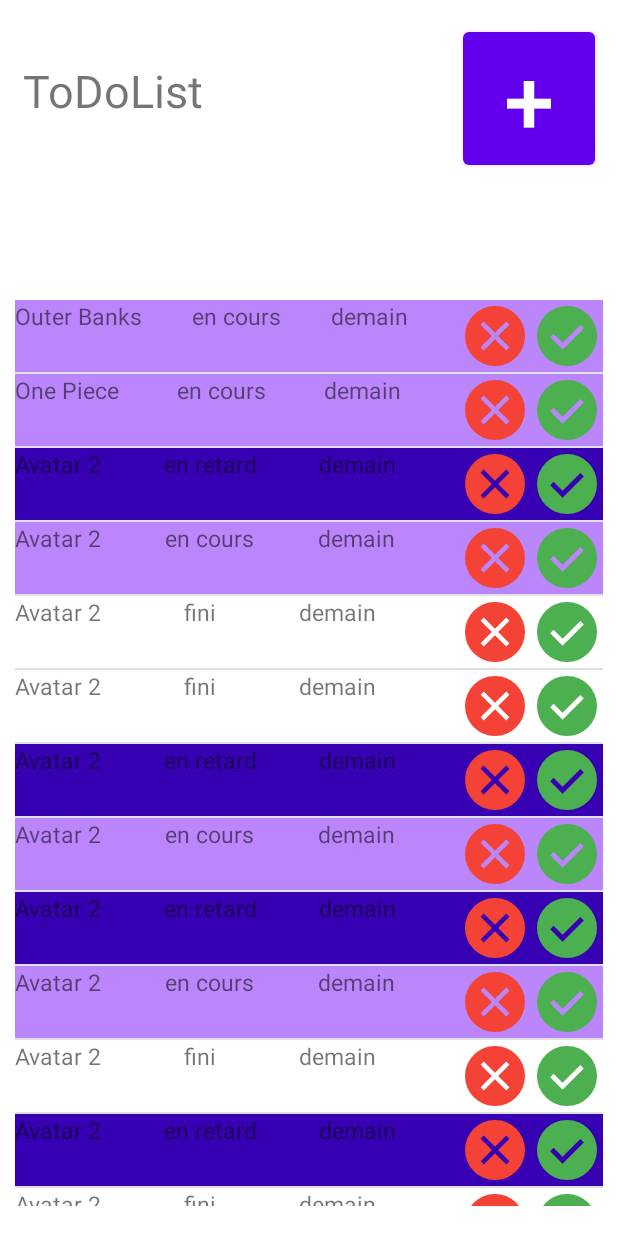
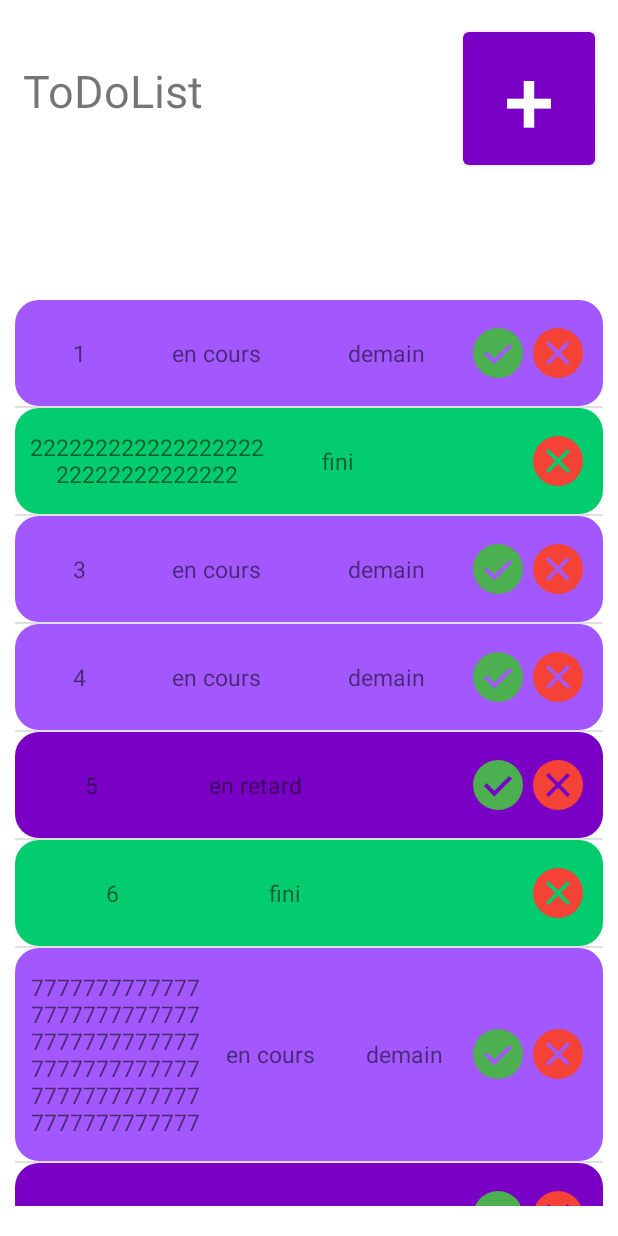
Before and after one commit to YlianF/ToDoList, an Android app: the screen it shows after launch (MainActivity), on a phone screen of 412 x 824 dp. Run offline under Robolectric (Android 15) with nearby library versions, the phone set to English and light mode, and no system bars.

Commit message:
task colors finished

```diff
--- a/app/src/main/java/com/example/todolist/MainActivity.kt
+++ b/app/src/main/java/com/example/todolist/MainActivity.kt
@@ -3,10 +3,8 @@ package com.example.todolist
 import android.content.Intent
 import androidx.appcompat.app.AppCompatActivity
 import android.os.Bundle
-import android.widget.ArrayAdapter
 import android.widget.Button
 import android.widget.ListView
-import java.util.*
 
 class MainActivity : AppCompatActivity() {
     override fun onCreate(savedInstanceState: Bundle?) {
@@ -16,36 +14,25 @@ class MainActivity : AppCompatActivity() {
         val btn: Button = findViewById(R.id.addButton)
         val laListView : ListView = findViewById(R.id.layoutListV)
 
-        btn.setOnClickListener() {
+        btn.setOnClickListener {
             val intent = Intent(this@MainActivity, AddTask::class.java)
             startActivity(intent)
         }
 
-        val TaskArray = arrayListOf<Task>(
-            Task("Outer Banks","en cours", "demain"),
-            Task("One Piece","en cours", "demain"),
-            Task("Avatar 2","en retard", "demain"),
-            Task("Avatar 2","en cours", "demain"),
-            Task("Avatar 2","fini", "demain"),
-            Task("Avatar 2","fini", "demain"),
-            Task("Avatar 2","en retard", "demain"),
-            Task("Avatar 2","en cours", "demain"),
-            Task("Avatar 2","en retard", "demain"),
-            Task("Avatar 2","en cours", "demain"),
-            Task("Avatar 2","fini", "demain"),
-            Task("Avatar 2","en retard", "demain"),
-            Task("Avatar 2","fini", "demain"),
-            Task("le titre est beaucoup trop long la lorem ipsum dorime iterimo dorime","en cours", "demain"),
-            Task("Avatar 2","en cours", "demain"),
-            Task("Avatar 2","en retard", "demain"),
-            Task("Avatar 2","fini", "demain"),
-            Task("faire la vaisselle","en cours", "demain"),
-            Task("faire le tp de virtualisation","en retard", "demain"),
-            Task("faire le ménage","en cours", "demain"),
-            Task("Avatar 2","en cours", "demain"),
-            Task("Avatar 2","fini", "demain"))
+        val taskArray = arrayListOf(
+            Task("1","en cours", "demain"),
+            Task("22222222222222222222222222222222","fini", "demain"),
+            Task("3","en cours", "demain"),
+            Task("4","en cours", "demain"),
+            Task("5","en retard", "demain"),
+            Task("6","fini", "demain"),
+            Task("777777777777777777777777777777777777777777777777777777777777777777777777777777","en cours", "demain"),
+            Task("8","en retard", "demain"),
+            Task("9","en cours", "demain"),
+            Task("10","en cours", "demain"),
+            Task("11","fini", "demain"))
 
-        val adapter = TaskAdapter(TaskArray, this)
+        val adapter = TaskAdapter(taskArray, this)
 
         laListView.adapter = adapter
     }
--- a/app/src/main/java/com/example/todolist/Task.kt
+++ b/app/src/main/java/com/example/todolist/Task.kt
@@ -1,9 +1,7 @@
 package com.example.todolist
-
-import java.util.Date
 
 class Task (
     val title : String,
     val state : String,
-    val deadline : String
+    var deadline : String
     )
--- a/app/src/main/java/com/example/todolist/TaskAdapter.kt
+++ b/app/src/main/java/com/example/todolist/TaskAdapter.kt
@@ -5,6 +5,7 @@ import android.view.LayoutInflater
 import android.view.View
 import android.view.ViewGroup
 import android.widget.*
+import androidx.appcompat.widget.AppCompatImageButton
 import androidx.core.content.ContextCompat
 
 class TaskAdapter(items:ArrayList<Task>, ctx: Context) :
@@ -12,13 +13,13 @@ class TaskAdapter(items:ArrayList<Task>, ctx: Context) :
 
     //view holder is used to prevent findViewBy calls
     private class TaskItemViewHolder {
-        internal var title: TextView? = null
-        internal var state: TextView? = null
-        internal var deadline: TextView? = null
+        var title: TextView? = null
+        var state: TextView? = null
+        var deadline: TextView? = null
     }
 
     override fun getView(i: Int, view : View?, viewGroup: ViewGroup): View {
-        var view = view
+        var view: View? = view
 
         val viewHolder: TaskItemViewHolder
 
@@ -27,9 +28,9 @@ class TaskAdapter(items:ArrayList<Task>, ctx: Context) :
             view = inflater.inflate(R.layout.list_item_recipe,viewGroup, false)
 
             viewHolder = TaskItemViewHolder()
-            viewHolder.title = view!!.findViewById<View>(R.id.title) as TextView
-            viewHolder.state = view!!.findViewById<View>(R.id.state) as TextView
-            viewHolder.deadline = view!!.findViewById<View>(R.id.deadline) as TextView
+            viewHolder.title = view.findViewById<View>(R.id.title) as TextView
+            viewHolder.state = view.findViewById<View>(R.id.state) as TextView
+            viewHolder.deadline = view.findViewById<View>(R.id.deadline) as TextView
 
 
         } else {
@@ -38,29 +39,33 @@ class TaskAdapter(items:ArrayList<Task>, ctx: Context) :
         }
 
         val task = getItem(i)
-        viewHolder.title!!.text = task!!.title
-        viewHolder.state!!.text = task!!.state
-        viewHolder.deadline!!.text = task!!.deadline
 
+        val layoutItem : LinearLayout = view!!.findViewById(R.id.layoutItem)
+        val btnCheck : AppCompatImageButton = view.findViewById(R.id.btnCheck)
+
+        if (task!!.state == "en cours") {
+            layoutItem.background = ContextCompat.getDrawable(context, R.drawable.rounded_corners_light_purple)
+        } else if (task.state == "fini") {
+            btnCheck.visibility = View.GONE
+            task.deadline = ""
+            layoutItem.background = ContextCompat.getDrawable(context, R.drawable.rounded_corners_green)
+        } else if (task.state == "en retard") {
+            task.deadline = ""
+            layoutItem.background = ContextCompat.getDrawable(context, R.drawable.rounded_corners_dark_purple)
+        }
+
+
+        viewHolder.title!!.text = task.title
+        viewHolder.state!!.text = task.state
+        viewHolder.deadline!!.text = task.deadline
 
         view.tag = viewHolder
 
-        //COLOR
-        val layoutItem : LinearLayout = view!!.findViewById<LinearLayout>(R.id.layoutItem)
 
-        if (task!!.state == "en cours") {
-            layoutItem.setBackgroundColor(ContextCompat.getColor(context, R.color.purple_200));
-        }
-        if (task!!.state == "fini") {
-            layoutItem.setBackgroundColor(ContextCompat.getColor(context, R.color.white));
-        }
-        if (task!!.state == "en retard") {
-            layoutItem.setBackgroundColor(ContextCompat.getColor(context, R.color.purple_700));
-        }
 
 
         viewHolder.title!!.setOnClickListener {
-            Toast.makeText(context, "The title is " + task!!.title,
+            Toast.makeText(context, "The title is " + task.title,
                 Toast.LENGTH_SHORT).show()
         }
 
--- a/app/src/main/res/drawable/cancel_fill1_wght400_grad0_opsz48.xml
+++ b/app/src/main/res/drawable/cancel_fill1_wght400_grad0_opsz48.xml
@@ -1,6 +1,6 @@
 <vector xmlns:android="http://schemas.android.com/apk/res/android"
-    android:width="48dp"
-    android:height="48dp"
+    android:width="40dp"
+    android:height="40dp"
     android:viewportWidth="960"
     android:viewportHeight="960">
   <path
--- a/app/src/main/res/drawable/check_circle_fill1_wght400_grad0_opsz48.xml
+++ b/app/src/main/res/drawable/check_circle_fill1_wght400_grad0_opsz48.xml
@@ -1,6 +1,6 @@
 <vector xmlns:android="http://schemas.android.com/apk/res/android"
-    android:width="48dp"
-    android:height="48dp"
+    android:width="40dp"
+    android:height="40dp"
     android:viewportWidth="960"
     android:viewportHeight="960">
   <path
--- /dev/null
+++ b/app/src/main/res/drawable/rounded_corners_dark_purple.xml
@@ -0,0 +1,5 @@
+<shape xmlns:android="http://schemas.android.com/apk/res/android"
+    android:shape="rectangle">
+    <corners android:radius="16dp" />
+    <solid android:color="@color/dark_purple" />
+</shape>
--- /dev/null
+++ b/app/src/main/res/drawable/rounded_corners_green.xml
@@ -0,0 +1,5 @@
+<shape xmlns:android="http://schemas.android.com/apk/res/android"
+    android:shape="rectangle">
+    <corners android:radius="16dp" />
+    <solid android:color="@color/green" />
+</shape>
--- /dev/null
+++ b/app/src/main/res/drawable/rounded_corners_light_purple.xml
@@ -0,0 +1,5 @@
+<shape xmlns:android="http://schemas.android.com/apk/res/android"
+    android:shape="rectangle">
+    <corners android:radius="16dp" />
+    <solid android:color="@color/light_purple" />
+</shape>
--- a/app/src/main/res/layout/list_item_recipe.xml
+++ b/app/src/main/res/layout/list_item_recipe.xml
@@ -4,20 +4,28 @@
     xmlns:tools="http://schemas.android.com/tools"
     android:id="@+id/layoutItem"
     android:layout_width="match_parent"
-    android:layout_height="wrap_content">
+    android:layout_height="wrap_content"
+    android:paddingLeft="10dp"
+    android:paddingTop="15dp"
+    android:paddingBottom="15dp"
+    android:gravity="center"
+    android:paddingRight="10dp" >
 
     <TextView
         android:id="@+id/title"
         android:layout_width="wrap_content"
+        android:maxWidth="80dp"
         android:layout_height="wrap_content"
         android:layout_weight="10"
         android:text=""
+        android:textAlignment="center"
         android:textSize="15sp" />
 
     <TextView
         android:id="@+id/state"
         android:layout_width="wrap_content"
         android:layout_height="wrap_content"
+        android:textAlignment="center"
         android:layout_weight="10"
         android:text=""
         android:textSize="15sp" />
@@ -26,9 +34,19 @@
         android:id="@+id/deadline"
         android:layout_width="wrap_content"
         android:layout_height="wrap_content"
+        android:textAlignment="center"
         android:layout_weight="10"
         android:text=""
         android:textSize="15sp" />
+
+    <ImageButton
+        android:id="@+id/btnCheck"
+        android:layout_width="wrap_content"
+        android:layout_height="wrap_content"
+        android:background="#00FFFFFF"
+        android:backgroundTint="#00FFFFFF"
+        android:contentDescription="@string/finish"
+        android:src="@drawable/check_circle_fill1_wght400_grad0_opsz48" />
 
     <ImageButton
         android:layout_width="wrap_content"
@@ -37,12 +55,4 @@
         android:contentDescription="@string/cancel"
         android:src="@drawable/cancel_fill1_wght400_grad0_opsz48" />
 
-    <ImageButton
-        android:layout_width="wrap_content"
-        android:layout_height="wrap_content"
-        android:background="#00FFFFFF"
-        android:backgroundTint="#00FFFFFF"
-        android:contentDescription="@string/finish"
-        android:src="@drawable/check_circle_fill1_wght400_grad0_opsz48" />
-
 </LinearLayout>
--- a/app/src/main/res/values-night/themes.xml
+++ b/app/src/main/res/values-night/themes.xml
@@ -2,8 +2,8 @@
     <!-- Base application theme. -->
     <style name="Theme.TodoList" parent="Theme.MaterialComponents.DayNight.NoActionBar">
         <!-- Primary brand color. -->
-        <item name="colorPrimary">@color/purple_200</item>
-        <item name="colorPrimaryVariant">@color/purple_700</item>
+        <item name="colorPrimary">@color/light_purple</item>
+        <item name="colorPrimaryVariant">@color/dark_purple</item>
         <item name="colorOnPrimary">@color/black</item>
         <!-- Secondary brand color. -->
         <item name="colorSecondary">@color/teal_200</item>
--- a/app/src/main/res/values/colors.xml
+++ b/app/src/main/res/values/colors.xml
@@ -1,8 +1,8 @@
 <?xml version="1.0" encoding="utf-8"?>
 <resources>
-    <color name="purple_200">#FFBB86FC</color>
-    <color name="purple_500">#FF6200EE</color>
-    <color name="purple_700">#FF3700B3</color>
+    <color name="light_purple">#A257FF</color>
+    <color name="dark_purple">#7900C4</color>
+    <color name="green">#03CC6E</color>
     <color name="teal_200">#FF03DAC5</color>
     <color name="teal_700">#FF018786</color>
     <color name="black">#FF000000</color>
--- a/app/src/main/res/values/themes.xml
+++ b/app/src/main/res/values/themes.xml
@@ -2,8 +2,8 @@
     <!-- Base application theme. -->
     <style name="Theme.TodoList" parent="Theme.MaterialComponents.DayNight.NoActionBar">
         <!-- Primary brand color. -->
-        <item name="colorPrimary">@color/purple_500</item>
-        <item name="colorPrimaryVariant">@color/purple_700</item>
+        <item name="colorPrimary">@color/dark_purple</item>
+        <item name="colorPrimaryVariant">@color/dark_purple</item>
         <item name="colorOnPrimary">@color/white</item>
         <!-- Secondary brand color. -->
         <item name="colorSecondary">@color/teal_200</item>
```
